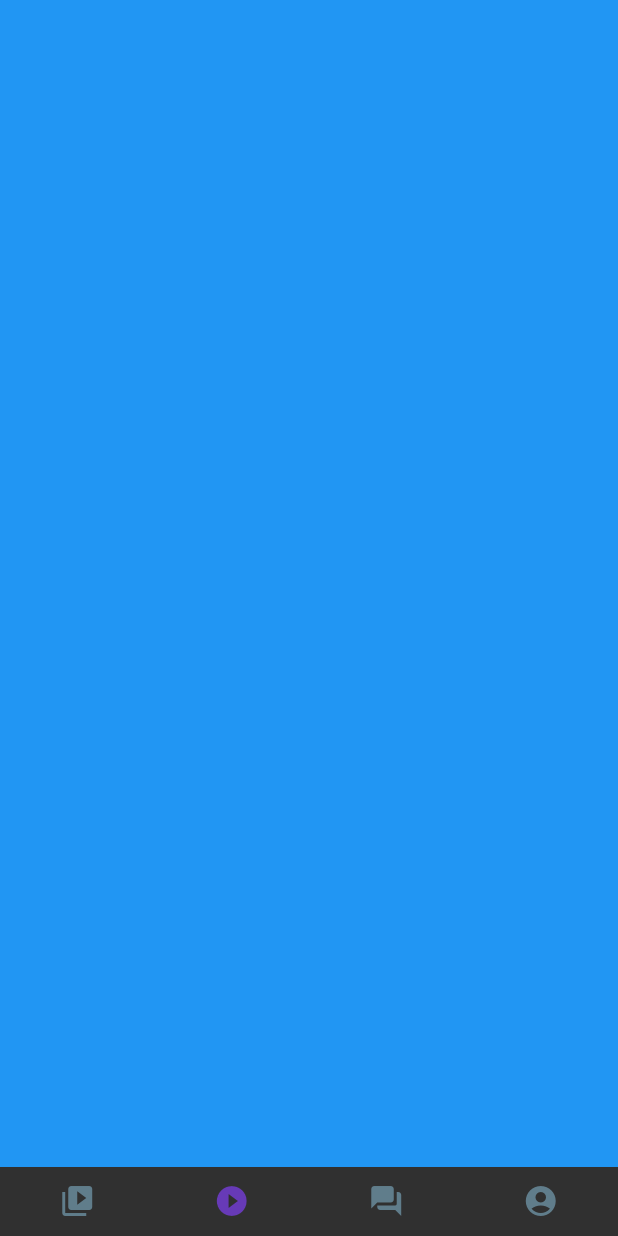
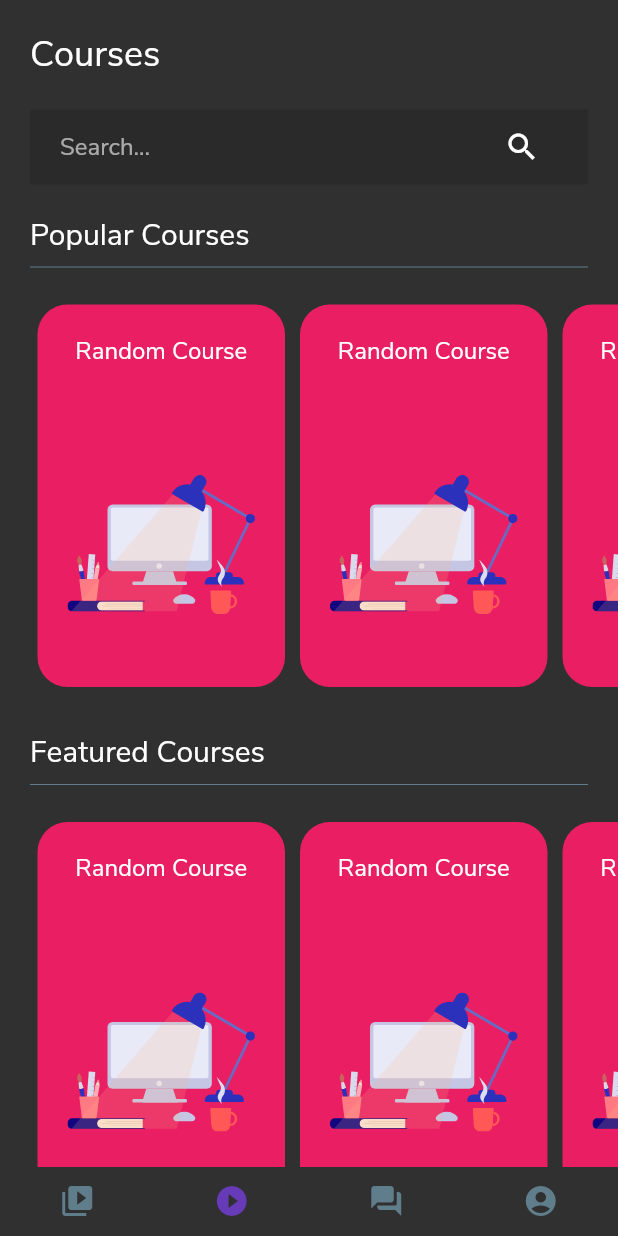
Before and after one commit to mikky-j/Edutarget, a Flutter app: the Home screen opened by its route, item 2 of the bottom bar chosen, on a phone screen of 412 x 824 dp. Run offline on Flutter 3.47's test engine with Material 2 defaults, Android fonts, the phone set to English and light mode, and no system bars; our stand-ins replace auto_size_text, firebase_auth, flutter_lorem, flutter_svg, fluttertoast, font_awesome_flutter and 5 more; accounts and stored records are empty.

Commit message:
jsut finished up the ui

```diff
--- a/lib/constants/const.dart
+++ b/lib/constants/const.dart
@@ -39,7 +39,7 @@ String formatNumber(int number) {
   return "$number";
 }
 
-ForumPost posts = ForumPost(
+const ForumPost posts = ForumPost(
   name: "Random Programming Question",
   comments: 2500,
   likes: 1555,
--- a/lib/models/course.dart
+++ b/lib/models/course.dart
@@ -12,7 +12,7 @@ class Course {
     "authorName",
   ];
 
-  Course({
+  const Course({
     this.id,
     @required this.name,
     @required this.imageName,
--- a/lib/models/forum_post.dart
+++ b/lib/models/forum_post.dart
@@ -3,7 +3,7 @@ class ForumPost {
   final int likes, comments, views;
   final List<String> tags;
 
-  ForumPost({
+  const ForumPost({
     this.name,
     this.userName,
     this.post,
--- /dev/null
+++ b/lib/pages/all_courses_page.dart
@@ -0,0 +1,66 @@
+import 'package:flutter/material.dart';
+import 'forum_page.dart';
+import 'discover_page.dart';
+import '../models/course.dart';
+import '../constants/const.dart';
+
+class AllCoursesPage extends StatelessWidget {
+  const AllCoursesPage({Key key}) : super(key: key);
+
+  @override
+  Widget build(BuildContext context) {
+    return SingleChildScrollView(
+      child: Column(
+        crossAxisAlignment: CrossAxisAlignment.start,
+        children: [
+          Padding(
+            padding: const EdgeInsets.only(left: 20.0, bottom: 10.0, top: 20),
+            child: Text(
+              "Courses",
+              style: Theme.of(context).textTheme.headline5,
+            ),
+          ),
+          ForumSearchBar(),
+          const SizedBox(height: 10),
+          ForumHeading(
+            title: "Popular Courses",
+          ),
+          CourseCarousel(),
+          ForumHeading(
+            title: "Featured Courses",
+          ),
+          CourseCarousel(),
+        ],
+      ),
+    );
+  }
+}
+
+class CourseCarousel extends StatelessWidget {
+  const CourseCarousel({
+    Key key,
+  }) : super(key: key);
+
+  @override
+  Widget build(BuildContext context) {
+    return Container(
+      height: 275,
+      margin: const EdgeInsets.only(bottom: 20.0),
+      width: double.infinity,
+      child: ListView.builder(
+        itemCount: 12,
+        padding: const EdgeInsets.only(left: 20.0),
+        scrollDirection: Axis.horizontal,
+        itemBuilder: (BuildContext context, int index) {
+          return CourseCard(
+            course: const Course(
+                name: "Random Course",
+                authorName: "Oregunwa Damilola",
+                imageName: "assets/svg/Pc.svg",
+                color: "pink"),
+          );
+        },
+      ),
+    );
+  }
+}
--- a/lib/pages/home_page.dart
+++ b/lib/pages/home_page.dart
@@ -3,6 +3,7 @@ import 'package:new_edutarget/pages/account_page.dart';
 import 'package:new_edutarget/pages/discover_page.dart';
 import 'package:new_edutarget/pages/forum_page.dart';
 import 'package:new_edutarget/widgets/double_tap_to_exit.dart';
+import 'all_courses_page.dart';
 
 class Home extends StatefulWidget {
   Home({
@@ -35,9 +36,7 @@ class _HomeState extends State<Home> with SingleTickerProviderStateMixin {
           child: TabBarView(
             children: [
               DiscoverPage(controller: _tabcontroller),
-              Container(
-                color: Colors.blue,
-              ),
+              AllCoursesPage(),
               ForumPage(),
               AccountPage(),
             ],
```
Also changed, not shown: lib/pages/course_page.dart (+14 -21 lines), lib/pages/discover_page.dart (+1 -14 lines).
